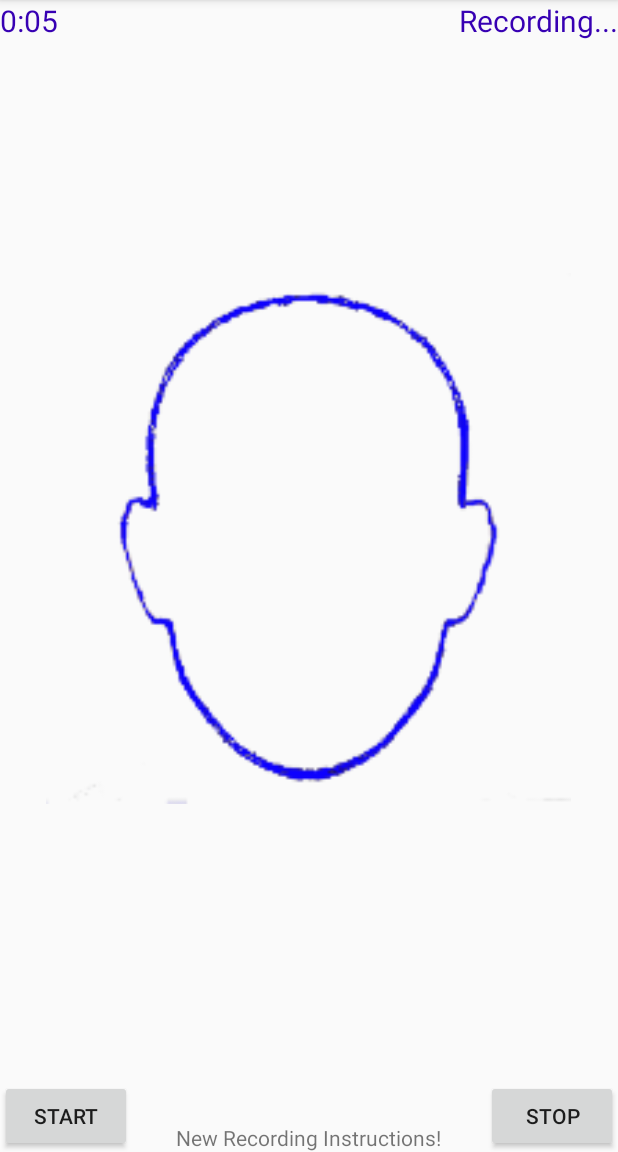
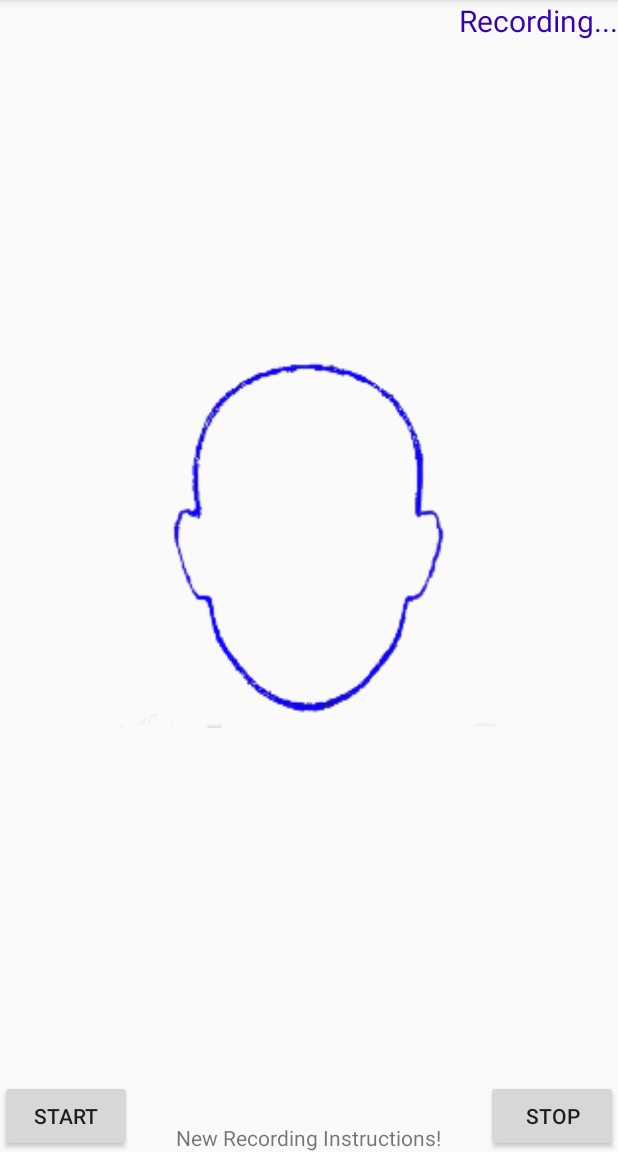
Before and after one commit to naraic/CS4098-TB_VOT-G7, an Android app: the CameraActivity screen opened directly, with no data from a screen before it, after a tap on "START", on a phone screen of 412 x 824 dp, the part 84-1236 px from its top. Run offline under Robolectric (Android 15) with nearby library versions, the phone set to English and light mode, and no system bars; 10 statements that could not run were skipped.

Commit message:
Everything in code after meeding on 11/03/2019. Countdown timer still not working.

```diff
--- a/AndroidDevelopment/OnlineTutorial/app/src/main/java/com/example/onlinetutorial/CameraActivity.java
+++ b/AndroidDevelopment/OnlineTutorial/app/src/main/java/com/example/onlinetutorial/CameraActivity.java
@@ -10,7 +10,6 @@ import android.support.v7.app.AppCompatActivity;
 import android.os.Bundle;
 import android.util.Log;
 import android.view.View;
-import android.widget.Button;
 import android.widget.FrameLayout;
 import android.widget.TextView;
 
@@ -32,9 +31,9 @@ public class CameraActivity extends AppCompatActivity {
     private static final String TAG = "CameraActivity";
 
     // Timer Setup
-    private TextView countdownText;
-    private CountDownTimer countDownTimer;
-    private long timeLeftInMilliseconds = 5000; // 5 Seconds
+    private CountDownTimer countDownTimer = null;
+    private long timeLeftInMilliseconds;
+    private TextView countdown_text;
 
     @Override
     protected void onCreate(Bundle savedInstanceState) {
@@ -46,7 +45,8 @@ public class CameraActivity extends AppCompatActivity {
         FrameLayout preview = (FrameLayout) findViewById(R.id.camera_preview);
         preview.addView(mPreview);
 
-        countdownText = findViewById(R.id.countdownText);
+        countdown_text = (TextView) findViewById(R.id.countdownText);
+
     }
 
     public static Camera getCameraInstance(){
@@ -169,9 +169,9 @@ public class CameraActivity extends AppCompatActivity {
     public void startRecording(View v){
         TextView recording = (TextView)findViewById(R.id.recroding_text);
         TextView recording_instructions = (TextView) findViewById(R.id.recording_instructions);
+        startTimer();
 
         if (isRecording == false){
-            startTimer();
             recording.setVisibility(View.VISIBLE);
             recording_instructions.setText("New Recording Instructions!");
 
@@ -192,9 +192,10 @@ public class CameraActivity extends AppCompatActivity {
     public void stopRecording(View v){
         TextView recording = (TextView)findViewById(R.id.recroding_text);
         TextView recording_instructions = (TextView) findViewById(R.id.recording_instructions);
+        stopTimer();
 
         if (isRecording == true){
-            stopTimer();
+
             recording.setVisibility(View.INVISIBLE);
             recording_instructions.setText("Recording Instructions");
 
@@ -215,6 +216,7 @@ public class CameraActivity extends AppCompatActivity {
 
     /*** Function for starting the countdown timer ***/
     public void startTimer(){
+        timeLeftInMilliseconds = 10000;
         countDownTimer = new CountDownTimer(timeLeftInMilliseconds, 1000) {
             @Override
             public void onTick(long l) {
@@ -245,7 +247,10 @@ public class CameraActivity extends AppCompatActivity {
         if (seconds < 10) timeLeftText += "0";
         timeLeftText += seconds;
 
-        countdownText.setText(timeLeftText);
+        //String x = Long.toString(timeLeftInMilliseconds);
+        Log.d("Milliseconds", timeLeftText);
+
+        countdown_text.setText(timeLeftText);
     }
 
     /*** Create a File for saving an image or video ***/
--- a/AndroidDevelopment/OnlineTutorial/app/src/main/res/layout/activity_camera.xml
+++ b/AndroidDevelopment/OnlineTutorial/app/src/main/res/layout/activity_camera.xml
@@ -43,8 +43,8 @@
 
     <ImageView
         android:id="@+id/imageView3"
-        android:layout_width="350dp"
-        android:layout_height="500dp"
+        android:layout_width="250dp"
+        android:layout_height="350dp"
         android:layout_alignTop="@+id/camera_preview"
         android:layout_alignBottom="@+id/camera_preview"
         android:layout_centerHorizontal="true"
@@ -67,7 +67,6 @@
         android:layout_height="wrap_content"
         android:textColor="@color/design_default_color_primary_dark"
         android:textSize="20sp"
-        android:visibility="visible"
-        android:text="0:05" />
+        />
 
 </RelativeLayout>
```
